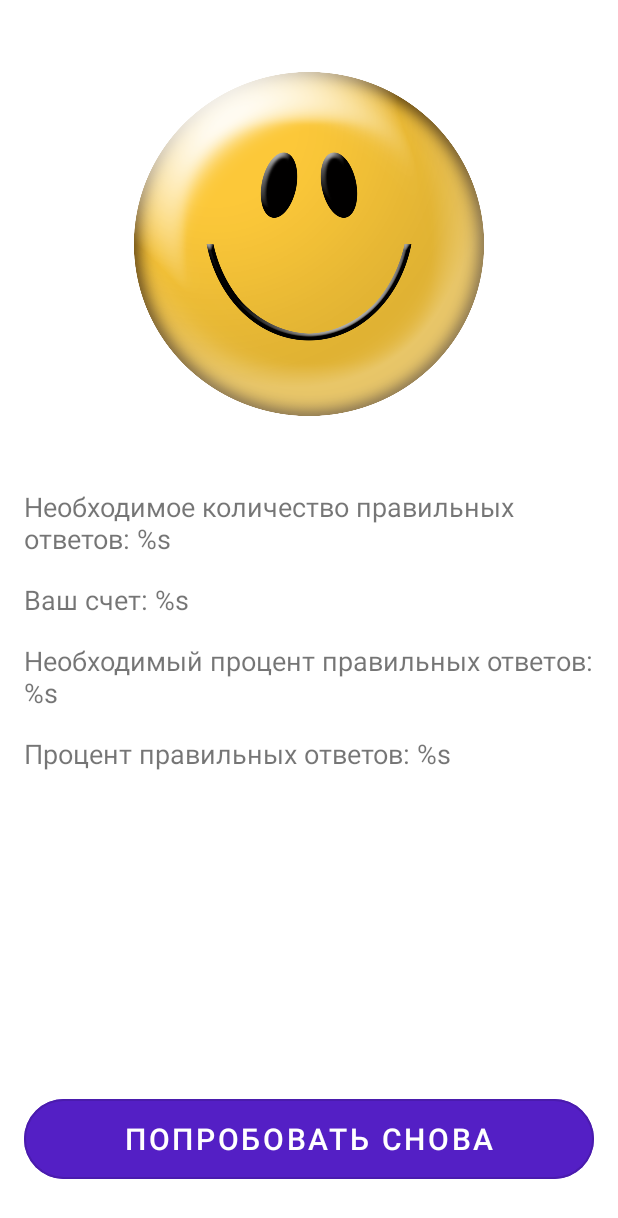
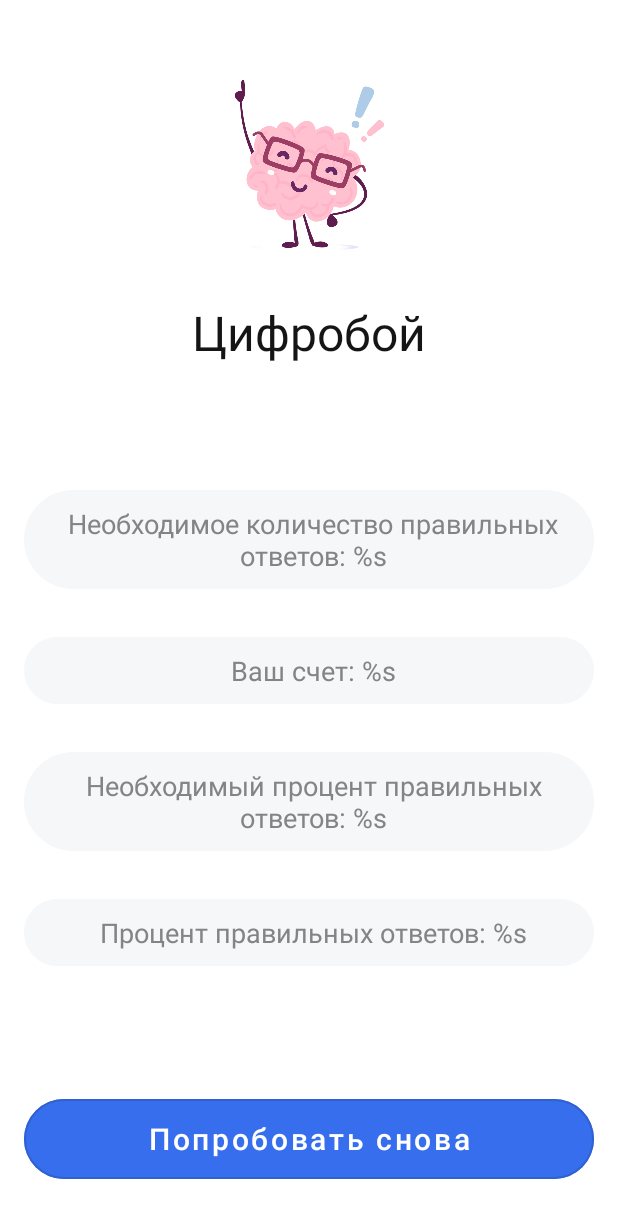
Before and after one commit to Hviksor/Composition, an Android app: the layout fragment_game_finished.xml on its own in the app's theme, with its tools: preview values and no code run, on a phone screen of 412 x 824 dp. Shown: the top 1218 px of the screen. Run offline under Robolectric (Android 15) with nearby library versions, the phone set to English and light mode, and no system bars.

Commit message:
change colors

```diff
--- a/app/src/main/java/com/example/composition/presentation/GameViewModel.kt
+++ b/app/src/main/java/com/example/composition/presentation/GameViewModel.kt
@@ -65,7 +65,7 @@ class GameViewModel(
         startGame()
     }
 
-    fun startGame() {
+    private fun startGame() {
         getSettings()
         startTimer()
         generateQuestion()
--- a/app/src/main/java/com/example/composition/presentation/screens/GameFragment.kt
+++ b/app/src/main/java/com/example/composition/presentation/screens/GameFragment.kt
@@ -5,12 +5,14 @@ import android.os.Bundle
 import android.view.LayoutInflater
 import android.view.View
 import android.view.ViewGroup
+import android.view.animation.AnimationUtils
 import android.widget.TextView
 import androidx.core.content.ContextCompat
 import androidx.fragment.app.Fragment
 import androidx.lifecycle.ViewModelProvider
 import androidx.navigation.fragment.findNavController
 import androidx.navigation.fragment.navArgs
+import com.example.composition.R
 import com.example.composition.databinding.FragmentGameBinding
 import com.example.composition.domain.entity.GameResult
 import com.example.composition.presentation.GameViewModel
@@ -28,7 +30,6 @@ class GameFragment : Fragment() {
         GameViewModelFactory(requireActivity().application, args.level)
     }
 
-
     override fun onCreateView(
         inflater: LayoutInflater,
         container: ViewGroup?,
@@ -42,7 +43,6 @@ class GameFragment : Fragment() {
         super.onViewCreated(view, savedInstanceState)
         binding.viewModel = viewModel
         binding.lifecycleOwner = viewLifecycleOwner
-
         observeViewModel()
     }
 
--- /dev/null
+++ b/app/src/main/res/drawable/rounded_corner_view.xml
@@ -0,0 +1,14 @@
+<?xml version="1.0" encoding="utf-8"?>
+<shape
+    xmlns:android="http://schemas.android.com/apk/res/android"
+    android:shape="rectangle">
+
+    <corners android:radius="35dp" />
+
+    <!-- This is the border color -->
+    <stroke android:width="2dp" android:color="@color/grey_light2_my" />
+
+    <!--- This is the background color -->
+    <solid android:color="@color/grey_light2_my" />
+
+</shape>
--- a/app/src/main/res/layout/fragment_game.xml
+++ b/app/src/main/res/layout/fragment_game.xml
@@ -32,7 +32,7 @@
             style="@style/QuestionTextStyle"
             android:layout_width="144dp"
             android:layout_height="144dp"
-            android:background="@drawable/circle_background"
+            android:background="@drawable/circulr_background"
             app:layout_constraintBottom_toTopOf="@id/tv_left_number"
             app:layout_constraintEnd_toEndOf="parent"
             app:layout_constraintHorizontal_bias="0.498"
@@ -149,7 +149,7 @@
             android:id="@+id/tv_answers_progress"
             android:layout_width="match_parent"
             android:layout_height="wrap_content"
-            android:layout_margin="16dp"
+            android:layout_margin="24dp"
             android:text="@{viewModel.progressAnswer}"
             app:answersProgressColor="@{viewModel.enoughCount}"
             app:layout_constraintBottom_toTopOf="@id/progress_bar"
--- a/app/src/main/res/layout/fragment_game_finished.xml
+++ b/app/src/main/res/layout/fragment_game_finished.xml
@@ -1,5 +1,7 @@
 <?xml version="1.0" encoding="utf-8"?>
-<layout>
+<layout xmlns:tools="http://schemas.android.com/tools"
+    xmlns:android="http://schemas.android.com/apk/res/android"
+    xmlns:app="http://schemas.android.com/apk/res-auto">
 
     <data>
 
@@ -8,85 +10,130 @@
             type="com.example.composition.domain.entity.GameResult" />
     </data>
 
-    <androidx.constraintlayout.widget.ConstraintLayout xmlns:android="http://schemas.android.com/apk/res/android"
-        xmlns:app="http://schemas.android.com/apk/res-auto"
-        xmlns:tools="http://schemas.android.com/tools"
+    <androidx.constraintlayout.widget.ConstraintLayout
         android:layout_width="match_parent"
         android:layout_height="match_parent"
         android:background="@android:color/background_light"
         tools:context=".presentation.screens.GameFinishedFragment">
 
+
         <ImageView
             android:id="@+id/emoji_result"
-            android:layout_width="0dp"
-            android:layout_height="0dp"
-            android:layout_margin="48dp"
+            android:layout_width="200dp"
+            android:layout_height="200dp"
+            android:layout_margin="8dp"
             android:contentDescription="@string/game_over"
             app:emojiResult="@{gameResult.winner}"
-            app:layout_constraintBottom_toTopOf="@+id/tv_required_answers"
             app:layout_constraintEnd_toEndOf="parent"
+            app:layout_constraintHorizontal_bias="0.497"
             app:layout_constraintStart_toStartOf="parent"
             app:layout_constraintTop_toTopOf="parent"
             tools:srcCompat="@drawable/ic_smile" />
+
+        <TextView
+            android:id="@+id/tv_result_greetings"
+            android:layout_width="match_parent"
+            android:layout_height="wrap_content"
+            android:layout_marginTop="-8dp"
+            android:gravity="center_horizontal"
+            android:text="@string/title"
+            android:textColor="@color/black__my"
+            android:textSize="32sp"
+            android:textStyle="normal"
+            app:resultGreetings = "@{gameResult.winner}"
+            app:layout_constraintEnd_toEndOf="parent"
+            app:layout_constraintHorizontal_bias="0.0"
+            app:layout_constraintStart_toStartOf="parent"
+            app:layout_constraintTop_toBottomOf="@+id/emoji_result"
+            app:layout_constraintVertical_chainStyle="spread" />
 
         <TextView
             android:id="@+id/tv_required_answers"
             android:layout_width="match_parent"
             android:layout_height="wrap_content"
             android:layout_margin="16dp"
+            android:background="@drawable/rounded_corner_view"
+            android:gravity="center_horizontal"
+            android:paddingStart="16dp"
+            android:paddingTop="10dp"
+            android:paddingEnd="10dp"
+            android:paddingBottom="10dp"
+            android:textColor="@color/grey_my"
             android:textSize="18sp"
-            app:layout_constraintBottom_toTopOf="@id/tv_score_answers"
-            app:layout_constraintEnd_toEndOf="parent"
-            app:layout_constraintStart_toStartOf="parent"
-            app:layout_constraintTop_toTopOf="parent"
+            app:layout_constraintBottom_toTopOf="@+id/tv_score_answers"
+            app:layout_constraintEnd_toEndOf="@+id/tv_score_answers"
+            app:layout_constraintStart_toStartOf="@+id/tv_score_answers"
+            app:layout_constraintTop_toBottomOf="@+id/tv_result_greetings"
             app:layout_constraintVertical_chainStyle="packed"
             app:requiredAnswers="@{gameResult.gameSettings.minCountOfRightAnswers}"
             tools:text="@string/required_score" />
 
         <TextView
             android:id="@+id/tv_score_answers"
-            android:layout_width="0dp"
+            android:layout_width="match_parent"
             android:layout_height="wrap_content"
+            android:layout_margin="16dp"
+            android:background="@drawable/rounded_corner_view"
+            android:gravity="center_horizontal"
+            android:paddingStart="16dp"
+            android:paddingTop="10dp"
+            android:paddingEnd="10dp"
+            android:paddingBottom="10dp"
+            android:textColor="@color/grey_my"
             android:textSize="18sp"
-            app:layout_constraintBottom_toTopOf="@id/tv_required_percentage"
-            app:layout_constraintEnd_toEndOf="@id/tv_required_answers"
-            app:layout_constraintStart_toStartOf="@id/tv_required_answers"
-            app:layout_constraintTop_toBottomOf="@id/tv_required_answers"
+            app:layout_constraintBottom_toTopOf="@+id/tv_required_percentage"
+            app:layout_constraintEnd_toEndOf="parent"
+            app:layout_constraintStart_toStartOf="parent"
+            app:layout_constraintTop_toBottomOf="@+id/tv_required_answers"
             app:scoreAnswers="@{gameResult.countOfRightAnswers}"
             app:scoreAnswersColor="@{gameResult.enoughCount}"
             tools:text="@string/score_answers" />
 
         <TextView
             android:id="@+id/tv_required_percentage"
-            android:layout_width="0dp"
+            android:layout_width="match_parent"
             android:layout_height="wrap_content"
-            android:layout_marginTop="16dp"
+            android:layout_margin="16dp"
+            android:background="@drawable/rounded_corner_view"
+            android:gravity="center_horizontal"
+            android:paddingStart="16dp"
+            android:paddingTop="10dp"
+            android:paddingEnd="10dp"
+            android:paddingBottom="10dp"
+            android:textColor="@color/grey_my"
             android:textSize="18sp"
-            app:layout_constraintBottom_toTopOf="@id/tv_score_percentage"
-            app:layout_constraintEnd_toEndOf="@id/tv_required_answers"
-            app:layout_constraintStart_toStartOf="@id/tv_required_answers"
-            app:layout_constraintTop_toBottomOf="@id/tv_score_answers"
-            app:layout_constraintVertical_chainStyle="packed"
+            app:layout_constraintBottom_toTopOf="@+id/tv_score_percentage"
+            app:layout_constraintEnd_toEndOf="parent"
+            app:layout_constraintStart_toStartOf="parent"
+            app:layout_constraintTop_toBottomOf="@+id/tv_score_answers"
             app:requiredPercentage="@{gameResult.gameSettings.minPercentOfRightAnswers}"
             tools:text="@string/required_percentage" />
 
         <TextView
             android:id="@+id/tv_score_percentage"
-            android:layout_width="0dp"
+            android:layout_width="match_parent"
             android:layout_height="wrap_content"
-            android:layout_marginTop="16dp"
+            android:layout_margin="16dp"
+            android:background="@drawable/rounded_corner_view"
+            android:gravity="center_horizontal"
+            android:paddingStart="16dp"
+            android:paddingTop="10dp"
+            android:paddingEnd="10dp"
+            android:paddingBottom="10dp"
+            android:textColor="@color/grey_my"
             android:textSize="18sp"
-            app:layout_constraintBottom_toBottomOf="parent"
-            app:layout_constraintEnd_toEndOf="@id/tv_required_answers"
-            app:layout_constraintStart_toStartOf="@id/tv_required_answers"
-            app:layout_constraintTop_toBottomOf="@id/tv_required_percentage"
+            app:layout_constraintBottom_toTopOf="@+id/buttonRetry"
+            app:layout_constraintEnd_toEndOf="parent"
+            app:layout_constraintStart_toStartOf="parent"
+            app:layout_constraintTop_toBottomOf="@+id/tv_required_percentage"
             app:scorePercentage="@{gameResult.percentRightAnswer}"
             app:scorePercentageColor="@{gameResult.enoughPercent}"
             tools:text="@string/score_percentage" />
 
-        <Button
+
+        <com.google.android.material.button.MaterialButton
+            android:id="@+id/buttonRetry"
             style="@style/Widget.MaterialComponents.Button.OutlinedButton"
-            android:id="@+id/buttonRetry"
             android:layout_width="match_parent"
             android:layout_height="65dp"
             android:layout_marginStart="16dp"
@@ -94,12 +141,13 @@
             android:layout_marginBottom="32dp"
             android:backgroundTint="@color/blue_my"
             android:text="@string/retry"
+            android:textAllCaps="false"
             android:textColor="@color/white"
             android:textSize="20sp"
             app:cornerRadius="35dp"
             app:layout_constraintBottom_toBottomOf="parent"
             app:layout_constraintEnd_toEndOf="parent"
-            app:layout_constraintStart_toStartOf="parent"/>
+            app:layout_constraintStart_toStartOf="parent" />
 
     </androidx.constraintlayout.widget.ConstraintLayout>
 </layout>
--- a/app/src/main/res/values/colors.xml
+++ b/app/src/main/res/values/colors.xml
@@ -12,12 +12,21 @@
     <color name="red">#F44336</color>
     <color name="holo_blue_grey">#007786</color>
     <color name="red_light">#B34D46</color>
-    <color name="blue_my">#541fc5</color>
+
+
+
+
+    <color name="blue_my">#366eee</color>
     <color name="blue_light_my">#d6daff</color>
-    <color name="green_my">#39b95c</color>
+    <color name="green_my">#02a12b</color>
     <color name="green_light_my">#d5fddb</color>
+    <color name="yellow_my">#fcc522</color>
     <color name="orange_my">#ffb001</color>
     <color name="orange_light_my">#fff5c2</color>
-    <color name="red_my">#f55930</color>
-    <color name="red_light_my">#ffccd1</color>
+    <color name="red_my">#f31d26</color>
+    <color name="grey_my">#828487</color>
+    <color name="grey_light_my">#ffffff</color>
+    <color name="grey_light2_my">#f6f7f9</color>
+    <color name="black__my">#151515</color>
+
 </resources>
--- a/app/src/main/res/values/style.xml
+++ b/app/src/main/res/values/style.xml
@@ -2,6 +2,8 @@
 <resources>
 
     <style name="OptionTextStyle">
+        <item name="android:clickable">true</item>
+        <item name="android:focusable">true</item>
         <item name="android:padding">16dp</item>
         <item name="android:textSize">36sp</item>
         <item name="android:gravity">center</item>
```
Also changed, not shown: app/src/main/java/com/example/composition/presentation/BindingAdapters.kt (+10 -0 lines), app/src/main/res/anim/flash_leave_now.xml (added, +7 -0 lines), app/src/main/res/drawable/circulr_background.xml (added, +11 -0 lines), app/src/main/res/layout/fragment_choose_level.xml (+9 -4 lines), app/src/main/res/layout/fragment_welcome.xml (+16 -5 lines), app/src/main/res/values/strings.xml (+5 -3 lines), app/src/main/res/drawable-v24/circle_background.png (deleted), app/src/main/res/drawable-v24/ic_brain.jpg (deleted), app/src/main/res/drawable-v24/ic_smile.png, app/src/main/res/drawable-v24/ic_smile_2.jpg (deleted), app/src/main/res/drawable-v24/ic_smile_2.png (added), 1 other file.
